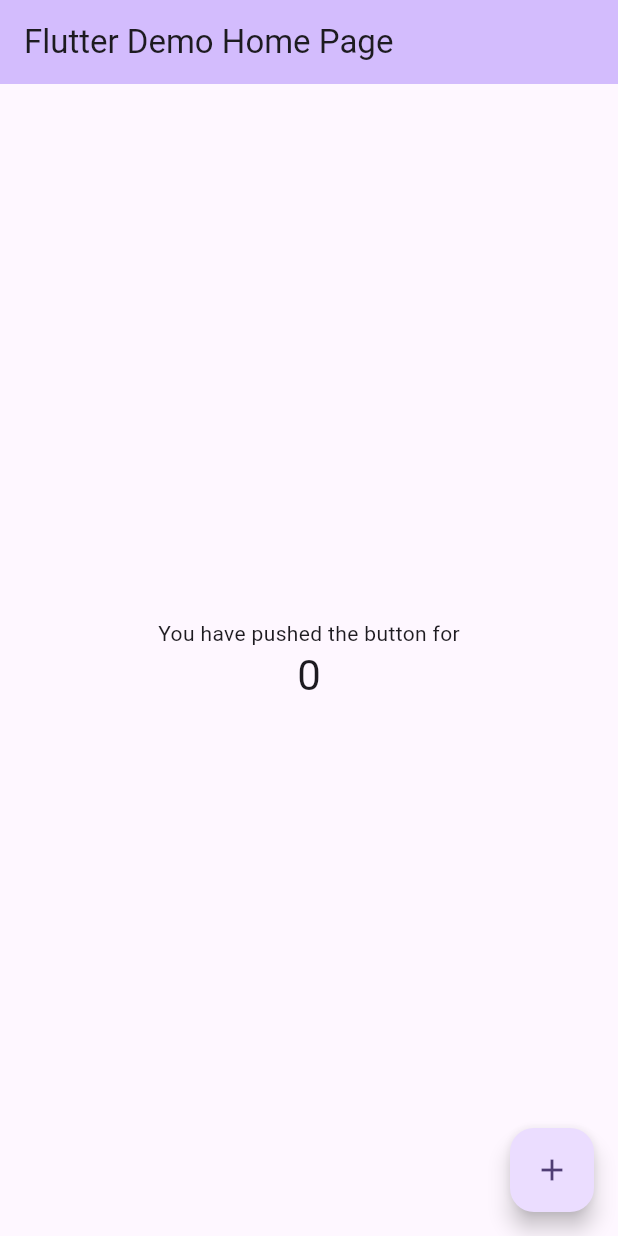
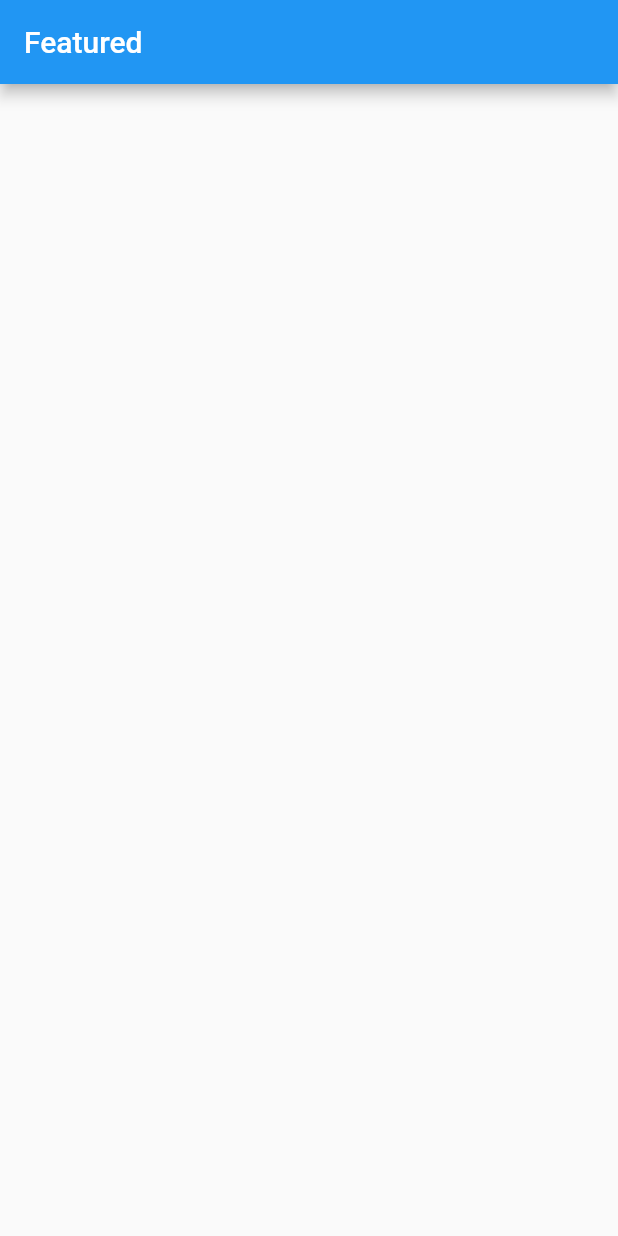
Before and after one commit to PyaeSoneHan246810/lae_lar_mel_flutter, a Flutter app: the screen it shows after launch, on a phone screen of 412 x 824 dp. Run offline on Flutter 3.47's test engine with Material 2 defaults, Android fonts, the phone set to English and light mode, and no system bars.

Commit message:
first commit

```diff
--- /dev/null
+++ b/lib/app/app.dart
@@ -0,0 +1,14 @@
+import 'package:flutter/material.dart';
+import 'package:lae_lar_mel_app/app/pages/root_page.dart';
+
+class App extends StatelessWidget {
+  const App({super.key});
+
+  @override
+  Widget build(BuildContext context) {
+    return const MaterialApp(
+      debugShowCheckedModeBanner: false,
+      home: RootPage(),
+    );
+  }
+}
--- /dev/null
+++ b/lib/app/pages/featured_page.dart
@@ -0,0 +1,21 @@
+import 'package:flutter/material.dart';
+
+class FeaturedPage extends StatefulWidget {
+  const FeaturedPage({super.key});
+
+  @override
+  State<FeaturedPage> createState() => _FeaturedPageState();
+}
+
+class _FeaturedPageState extends State<FeaturedPage> {
+  @override
+  Widget build(BuildContext context) {
+    return Scaffold(
+      appBar: AppBar(
+        title: const Text(
+          'Featured',
+        ),
+      ),
+    );
+  }
+}
--- /dev/null
+++ b/lib/app/pages/root_page.dart
@@ -0,0 +1,21 @@
+import 'package:flutter/material.dart';
+import 'package:lae_lar_mel_app/app/pages/account_page.dart';
+import 'package:lae_lar_mel_app/app/pages/featured_page.dart';
+import 'package:lae_lar_mel_app/app/pages/my_learning_page.dart';
+
+class RootPage extends StatefulWidget {
+  const RootPage({super.key});
+
+  @override
+  State<RootPage> createState() => _RootPageState();
+}
+
+class _RootPageState extends State<RootPage> {
+  @override
+  Widget build(BuildContext context) {
+    return const Scaffold(
+      backgroundColor: Colors.white,
+      body: FeaturedPage(),
+    );
+  }
+}
--- a/lib/main.dart
+++ b/lib/main.dart
@@ -1,125 +1,7 @@
 import 'package:flutter/material.dart';
+import 'package:lae_lar_mel_app/app/app.dart';
 
 void main() {
-  runApp(const MyApp());
+  WidgetsFlutterBinding.ensureInitialized();
+  runApp(const App());
 }
-
-class MyApp extends StatelessWidget {
-  const MyApp({super.key});
-
-  // This widget is the root of your application.
-  @override
-  Widget build(BuildContext context) {
-    return MaterialApp(
-      title: 'Flutter Demo',
-      theme: ThemeData(
-        // This is the theme of your application.
-        //
-        // TRY THIS: Try running your application with "flutter run". You'll see
-        // the application has a blue toolbar. Then, without quitting the app,
-        // try changing the seedColor in the colorScheme below to Colors.green
-        // and then invoke "hot reload" (save your changes or press the "hot
-        // reload" button in a Flutter-supported IDE, or press "r" if you used
-        // the command line to start the app).
-        //
-        // Notice that the counter didn't reset back to zero; the application
-        // state is not lost during the reload. To reset the state, use hot
-        // restart instead.
-        //
-        // This works for code too, not just values: Most code changes can be
-        // tested with just a hot reload.
-        colorScheme: ColorScheme.fromSeed(seedColor: Colors.deepPurple),
-        useMaterial3: true,
-      ),
-      home: const MyHomePage(title: 'Flutter Demo Home Page'),
-    );
-  }
-}
-
-class MyHomePage extends StatefulWidget {
-  const MyHomePage({super.key, required this.title});
-
-  // This widget is the home page of your application. It is stateful, meaning
-  // that it has a State object (defined below) that contains fields that affect
-  // how it looks.
-
-  // This class is the configuration for the state. It holds the values (in this
-  // case the title) provided by the parent (in this case the App widget) and
-  // used by the build method of the State. Fields in a Widget subclass are
-  // always marked "final".
-
-  final String title;
-
-  @override
-  State<MyHomePage> createState() => _MyHomePageState();
-}
-
-class _MyHomePageState extends State<MyHomePage> {
-  int _counter = 0;
-
-  void _incrementCounter() {
-    setState(() {
-      // This call to setState tells the Flutter framework that something has
-      // changed in this State, which causes it to rerun the build method below
-      // so that the display can reflect the updated values. If we changed
-      // _counter without calling setState(), then the build method would not be
-      // called again, and so nothing would appear to happen.
-      _counter++;
-    });
-  }
-
-  @override
-  Widget build(BuildContext context) {
-    // This method is rerun every time setState is called, for instance as done
-    // by the _incrementCounter method above.
-    //
-    // The Flutter framework has been optimized to make rerunning build methods
-    // fast, so that you can just rebuild anything that needs updating rather
-    // than having to individually change instances of widgets.
-    return Scaffold(
-      appBar: AppBar(
-        // TRY THIS: Try changing the color here to a specific color (to
-        // Colors.amber, perhaps?) and trigger a hot reload to see the AppBar
-        // change color while the other colors stay the same.
-        backgroundColor: Theme.of(context).colorScheme.inversePrimary,
-        // Here we take the value from the MyHomePage object that was created by
-        // the App.build method, and use it to set our appbar title.
-        title: Text(widget.title),
-      ),
-      body: Center(
-        // Center is a layout widget. It takes a single child and positions it
-        // in the middle of the parent.
-        child: Column(
-          // Column is also a layout widget. It takes a list of children and
-          // arranges them vertically. By default, it sizes itself to fit its
-          // children horizontally, and tries to be as tall as its parent.
-          //
-          // Column has various properties to control how it sizes itself and
-          // how it positions its children. Here we use mainAxisAlignment to
-          // center the children vertically; the main axis here is the vertical
-          // axis because Columns are vertical (the cross axis would be
-          // horizontal).
-          //
-          // TRY THIS: Invoke "debug painting" (choose the "Toggle Debug Paint"
-          // action in the IDE, or press "p" in the console), to see the
-          // wireframe for each widget.
-          mainAxisAlignment: MainAxisAlignment.center,
-          children: <Widget>[
-            const Text(
-              'You have pushed the button for',
-            ),
-            Text(
-              '$_counter',
-              style: Theme.of(context).textTheme.headlineMedium,
-            ),
-          ],
-        ),
-      ),
-      floatingActionButton: FloatingActionButton(
-        onPressed: _incrementCounter,
-        tooltip: 'Increment',
-        child: const Icon(Icons.add),
-      ), // This trailing comma makes auto-formatting nicer for build methods.
-    );
-  }
-}
```
Also changed, not shown: lib/app/pages/account_page.dart (added, +21 -0 lines), lib/app/pages/my_learning_page.dart (added, +21 -0 lines), pubspec.yaml (+15 -71 lines), pubspec.lock, 1 other file.
